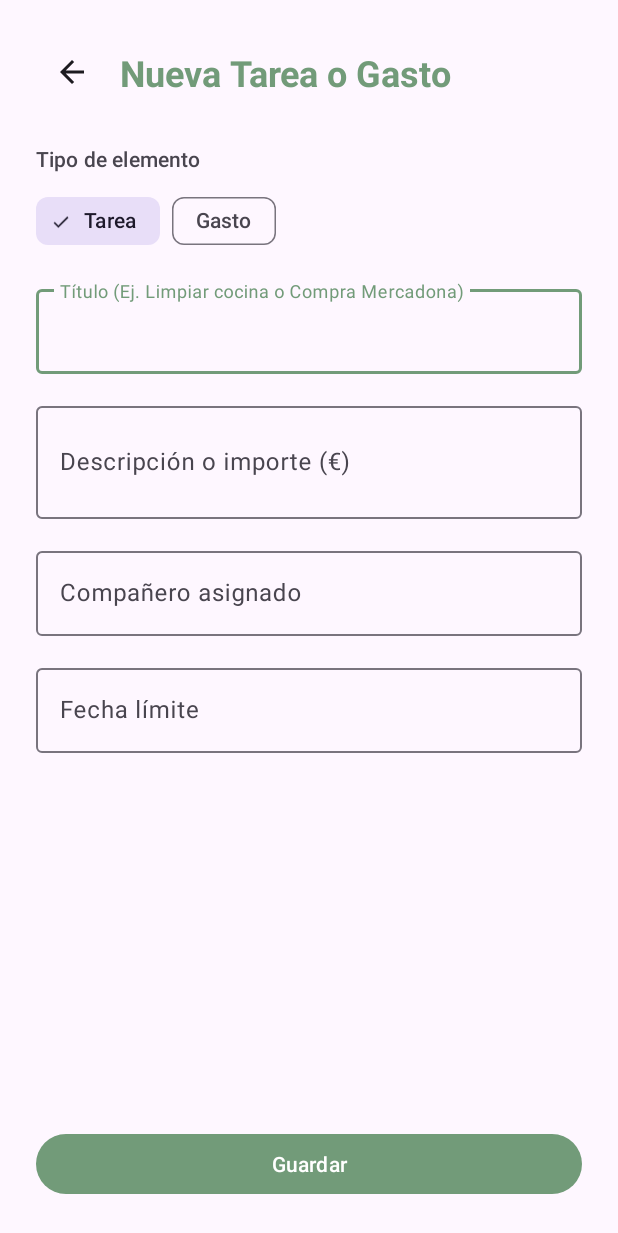
After one commit to DaniNavarreteITIC/FlatmateHub, an Android app: the layout fragment_add_item.xml on its own in the app's theme, with its tools: preview values and no code run, on a phone screen of 412 x 824 dp. The commit adds this screen. Shown: the top 1233 px of the screen. Run offline under Robolectric (Android 15) with nearby library versions, the phone set to English and light mode, and no system bars.

Commit message:
feat: correciónes de xml actividad 05

```diff
--- /dev/null
+++ b/app/src/main/res/layout/fragment_add_item.xml
@@ -0,0 +1,165 @@
+<?xml version="1.0" encoding="utf-8"?>
+<ScrollView xmlns:android="http://schemas.android.com/apk/res/android"
+    xmlns:app="http://schemas.android.com/apk/res-auto"
+    android:layout_width="match_parent"
+    android:layout_height="match_parent"
+    android:fillViewport="true"
+    android:background="?attr/colorSurface">
+
+    <androidx.constraintlayout.widget.ConstraintLayout
+        android:layout_width="match_parent"
+        android:layout_height="wrap_content"
+        android:padding="24dp">
+
+        <ImageButton
+            android:id="@+id/btn_back_add"
+            android:layout_width="48dp"
+            android:layout_height="48dp"
+            android:src="@drawable/ic_arrow_back"
+            android:background="?attr/selectableItemBackgroundBorderless"
+            android:contentDescription="@string/desc_back"
+            app:tint="?attr/colorOnSurface"
+            app:layout_constraintStart_toStartOf="parent"
+            app:layout_constraintTop_toTopOf="parent" />
+
+        <TextView
+            android:id="@+id/tv_add_item_title"
+            android:layout_width="0dp"
+            android:layout_height="wrap_content"
+            android:layout_marginStart="8dp"
+            android:text="@string/add_item_title"
+            android:textAppearance="?attr/textAppearanceHeadlineSmall"
+            android:textColor="?attr/colorPrimary"
+            android:textStyle="bold"
+            app:layout_constraintStart_toEndOf="@id/btn_back_add"
+            app:layout_constraintEnd_toEndOf="parent"
+            app:layout_constraintTop_toTopOf="@id/btn_back_add"
+            app:layout_constraintBottom_toBottomOf="@id/btn_back_add" />
+
+        <TextView
+            android:id="@+id/tv_item_type_label"
+            android:layout_width="0dp"
+            android:layout_height="wrap_content"
+            android:layout_marginTop="24dp"
+            android:text="@string/item_type_label"
+            android:textAppearance="?attr/textAppearanceLabelLarge"
+            android:textColor="?attr/colorOnSurfaceVariant"
+            app:layout_constraintTop_toBottomOf="@id/btn_back_add"
+            app:layout_constraintStart_toStartOf="parent"
+            app:layout_constraintEnd_toEndOf="parent" />
+
+        <com.google.android.material.chip.ChipGroup
+            android:id="@+id/cg_item_type"
+            android:layout_width="0dp"
+            android:layout_height="wrap_content"
+            android:layout_marginTop="8dp"
+            app:singleSelection="true"
+            app:selectionRequired="true"
+            app:layout_constraintTop_toBottomOf="@id/tv_item_type_label"
+            app:layout_constraintStart_toStartOf="parent"
+            app:layout_constraintEnd_toEndOf="parent">
+
+            <com.google.android.material.chip.Chip
+                android:id="@+id/chip_type_task"
+                style="@style/Widget.Material3.Chip.Filter"
+                android:layout_width="wrap_content"
+                android:layout_height="wrap_content"
+                android:text="@string/item_type_task"
+                android:checked="true" />
+
+            <com.google.android.material.chip.Chip
+                android:id="@+id/chip_type_expense"
+                style="@style/Widget.Material3.Chip.Filter"
+                android:layout_width="wrap_content"
+                android:layout_height="wrap_content"
+                android:text="@string/item_type_expense" />
+        </com.google.android.material.chip.ChipGroup>
+
+        <com.google.android.material.textfield.TextInputLayout
+            android:id="@+id/til_item_title"
+            style="@style/Widget.Material3.TextInputLayout.OutlinedBox"
+            android:layout_width="0dp"
+            android:layout_height="wrap_content"
+            android:layout_marginTop="16dp"
+            android:hint="@string/item_title_hint"
+            app:layout_constraintTop_toBottomOf="@id/cg_item_type"
+            app:layout_constraintStart_toStartOf="parent"
+            app:layout_constraintEnd_toEndOf="parent">
+
+            <com.google.android.material.textfield.TextInputEditText
+                android:id="@+id/et_item_title"
+                android:layout_width="match_parent"
+                android:layout_height="wrap_content"
+                android:inputType="textCapSentences" />
+        </com.google.android.material.textfield.TextInputLayout>
+
+        <com.google.android.material.textfield.TextInputLayout
+            android:id="@+id/til_item_desc"
+            style="@style/Widget.Material3.TextInputLayout.OutlinedBox"
+            android:layout_width="0dp"
+            android:layout_height="wrap_content"
+            android:layout_marginTop="16dp"
+            android:hint="@string/item_desc_hint"
+            app:layout_constraintTop_toBottomOf="@id/til_item_title"
+            app:layout_constraintStart_toStartOf="parent"
+            app:layout_constraintEnd_toEndOf="parent">
+
+            <com.google.android.material.textfield.TextInputEditText
+                android:id="@+id/et_item_desc"
+                android:layout_width="match_parent"
+                android:layout_height="wrap_content"
+                android:inputType="textMultiLine"
+                android:minLines="2" />
+        </com.google.android.material.textfield.TextInputLayout>
+
+        <com.google.android.material.textfield.TextInputLayout
+            android:id="@+id/til_item_assignee"
+            style="@style/Widget.Material3.TextInputLayout.OutlinedBox"
+            android:layout_width="0dp"
+            android:layout_height="wrap_content"
+            android:layout_marginTop="16dp"
+            android:hint="@string/item_assignee_hint"
+            app:layout_constraintTop_toBottomOf="@id/til_item_desc"
+            app:layout_constraintStart_toStartOf="parent"
+            app:layout_constraintEnd_toEndOf="parent">
+
+            <com.google.android.material.textfield.TextInputEditText
+                android:id="@+id/et_item_assignee"
+                android:layout_width="match_parent"
+                android:layout_height="wrap_content"
+                android:inputType="textPersonName" />
+        </com.google.android.material.textfield.TextInputLayout>
+
+        <com.google.android.material.textfield.TextInputLayout
+            android:id="@+id/til_item_date"
+            style="@style/Widget.Material3.TextInputLayout.OutlinedBox"
+            android:layout_width="0dp"
+            android:layout_height="wrap_content"
+            android:layout_marginTop="16dp"
+            android:hint="@string/item_date_hint"
+            app:layout_constraintTop_toBottomOf="@id/til_item_assignee"
+            app:layout_constraintStart_toStartOf="parent"
+            app:layout_constraintEnd_toEndOf="parent">
+
+            <com.google.android.material.textfield.TextInputEditText
+                android:id="@+id/et_item_date"
+                android:layout_width="match_parent"
+                android:layout_height="wrap_content"
+                android:inputType="date" />
+        </com.google.android.material.textfield.TextInputLayout>
+
+        <com.google.android.material.button.MaterialButton
+            android:id="@+id/btn_save_new_item"
+            android:layout_width="0dp"
+            android:layout_height="wrap_content"
+            android:minHeight="48dp"
+            android:layout_marginTop="32dp"
+            android:text="@string/btn_save_item"
+            app:layout_constraintTop_toBottomOf="@id/til_item_date"
+            app:layout_constraintBottom_toBottomOf="parent"
+            app:layout_constraintVertical_bias="1.0"
+            app:layout_constraintStart_toStartOf="parent"
+            app:layout_constraintEnd_toEndOf="parent" />
+
+    </androidx.constraintlayout.widget.ConstraintLayout>
+</ScrollView>
--- a/app/src/main/res/values/strings.xml
+++ b/app/src/main/res/values/strings.xml
@@ -61,4 +61,26 @@
     <string name="edit_flat_name_hint">Nombre del piso</string>
     <string name="users_title">Compañeros de Piso</string>
     <string name="cont_des_preference">Cerrar menú lateral</string>
+
+    <string name="add_item_title">Nueva Tarea o Gasto</string>
+    <string name="edit_item_title">Editar Tarea o Gasto</string>
+    <string name="item_type_label">Tipo de elemento</string>
+    <string name="item_type_task">Tarea</string>
+    <string name="item_type_expense">Gasto</string>
+    <string name="item_title_hint">Título (Ej. Limpiar cocina o Compra Mercadona)</string>
+    <string name="item_desc_hint">Descripción o importe (€)</string>
+    <string name="item_assignee_hint">Compañero asignado</string>
+    <string name="item_date_hint">Fecha límite</string>
+    <string name="btn_save_item">Guardar</string>
+    <string name="btn_delete_item">Eliminar elemento</string>
+    <string name="desc_add_item">Añadir nueva tarea o gasto</string>
+    <string name="desc_delete_item">Eliminar esta tarea o gasto</string>
+    <string name="desc_back">Volver atrás</string>
+    <string name="desc_open_menu">Abrir menú lateral</string>
+    <string name="desc_task_icon">Icono de tarea pendiente</string>
+    <string name="desc_user_avatar">Foto de perfil del compañero</string>
+    <string name="sample_task_title">Limpiar la cocina</string>
+    <string name="sample_task_desc">Pasar fregona y limpiar encimera</string>
+    <string name="sample_task_assignee">Alex</string>
+    <string name="btn_add_short">Añadir</string>
 </resources>
```
Also changed, not shown: app/src/main/res/drawable/ic_add.xml (added, +10 -0 lines), app/src/main/res/drawable/ic_menu.xml (added, +11 -0 lines), app/src/main/res/layout/fragment_edit_item.xml (added, +128 -0 lines), app/src/main/res/layout/fragment_main_home.xml (+28 -18 lines), app/src/main/res/layout/fragment_navigation_drawer.xml (+51 -45 lines), app/src/main/res/layout/item_view.xml (+26 -10 lines).
